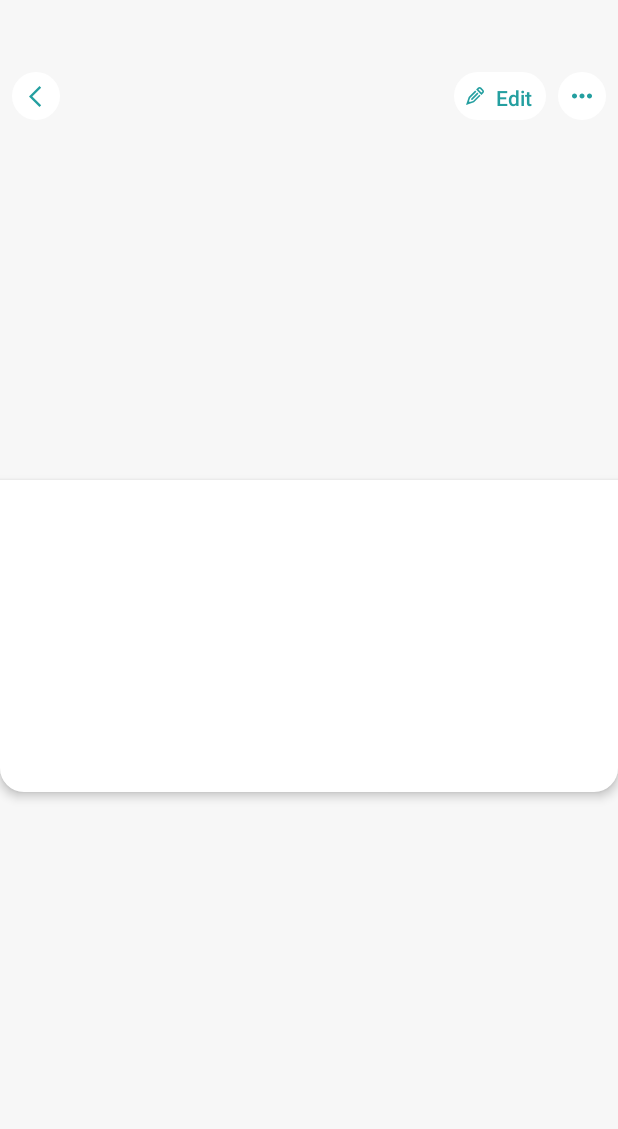
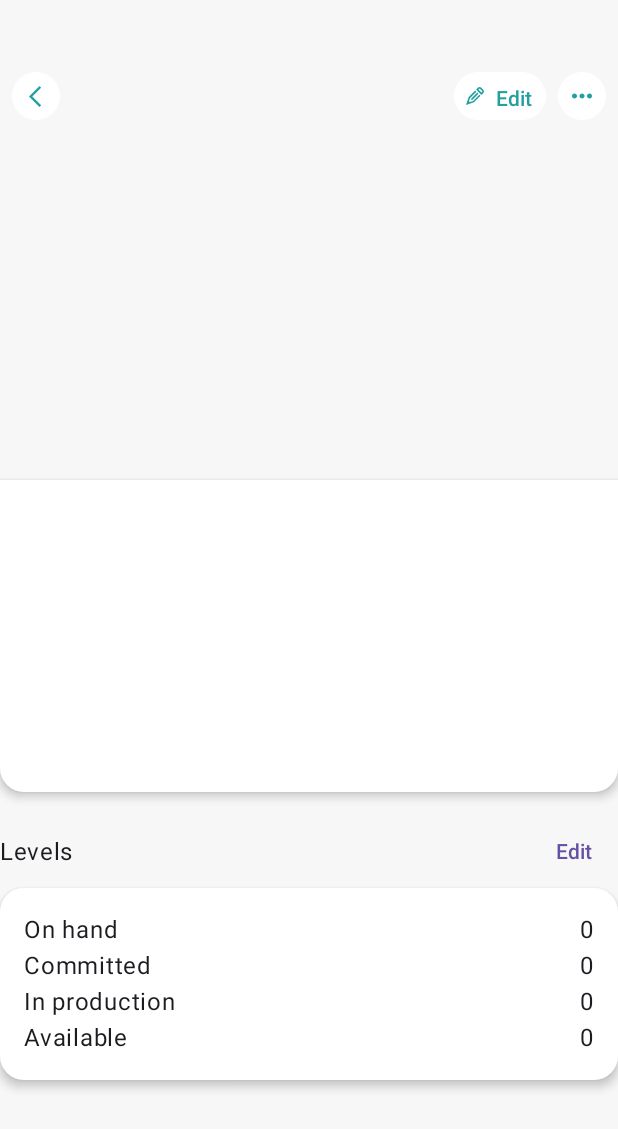
Before and after one commit to tkevin-h/code_demo, an Android app built with Jetpack Compose: the composable StockDetailsContent called with empty values, on a phone screen of 412 x 824 dp. Shown: the top 1129 px of the screen. Run offline under Robolectric (Android 15) with nearby library versions, the phone set to English and light mode, and no system bars.

Commit message:
- Create levels section

```diff
--- a/app/src/main/java/com/thavin/vintrace/ui/stock_details/StockDetailsScreen.kt
+++ b/app/src/main/java/com/thavin/vintrace/ui/stock_details/StockDetailsScreen.kt
@@ -28,12 +28,15 @@ import androidx.compose.material3.CardDefaults
 import androidx.compose.material3.Icon
 import androidx.compose.material3.Scaffold
 import androidx.compose.material3.Text
+import androidx.compose.material3.TextButton
 import androidx.compose.runtime.Composable
 import androidx.compose.runtime.collectAsState
 import androidx.compose.runtime.derivedStateOf
 import androidx.compose.runtime.getValue
 import androidx.compose.runtime.remember
+import androidx.compose.ui.Alignment
 import androidx.compose.ui.Modifier
+import androidx.compose.ui.draw.alpha
 import androidx.compose.ui.graphics.Color
 import androidx.compose.ui.layout.ContentScale
 import androidx.compose.ui.platform.LocalDensity
@@ -67,7 +70,7 @@ fun StockDetailsScreen() {
     ) {
         it.calculateTopPadding()
 
-        with (state.stockDetails) {
+        with(state.stockDetails) {
             StockDetailsContent(
                 images = images,
                 code = code,
@@ -76,7 +79,11 @@ fun StockDetailsScreen() {
                 color = color,
                 beverageDescription = beverageDescription,
                 ownerName = ownerName,
-                unitName = unitName
+                unitName = unitName,
+                onHand = stockLevels.onHand,
+                committed = stockLevels.committed,
+                inProduction = stockLevels.inProduction,
+                available = stockLevels.available
             )
         }
     }
@@ -91,7 +98,11 @@ private fun StockDetailsContent(
     color: String,
     beverageDescription: String,
     ownerName: String,
-    unitName: String
+    unitName: String,
+    onHand: Int,
+    committed: Int,
+    inProduction: Int,
+    available: Int
 ) {
     val lazyListState = rememberLazyListState()
     val overlapHeight = with(LocalDensity.current) {
@@ -106,11 +117,25 @@ private fun StockDetailsContent(
 
     val imageResources = images.map {
         when (it) {
-            ImageTypes.WINE1.endpoint -> { R.drawable.img_wine_flowers }
-            ImageTypes.WINE2.endpoint -> { R.drawable.img_wine_grapes }
-            ImageTypes.WINE3.endpoint -> { R.drawable.img_wine_strawberry }
-            ImageTypes.WINE4.endpoint -> { R.drawable.img_wine_table }
-            else -> { R.drawable.img_generic }
+            ImageTypes.WINE1.endpoint -> {
+                R.drawable.img_wine_flowers
+            }
+
+            ImageTypes.WINE2.endpoint -> {
+                R.drawable.img_wine_grapes
+            }
+
+            ImageTypes.WINE3.endpoint -> {
+                R.drawable.img_wine_strawberry
+            }
+
+            ImageTypes.WINE4.endpoint -> {
+                R.drawable.img_wine_table
+            }
+
+            else -> {
+                R.drawable.img_generic
+            }
         }
     }
 
@@ -121,18 +146,47 @@ private fun StockDetailsContent(
             item { ExpandedTopBar(headerImages = imageResources) }
 
             item {
-                StockHeader(
+                StockInformation(
                     code = code,
                     description = description,
                     secondaryDescription = secondaryDescription,
                     color = color,
                     beverageDescription = beverageDescription,
                     ownerName = ownerName,
-                    unitName = unitName
+                    unitName = unitName,
+                    alpha = if (isCollapsed) {
+                        0f
+                    } else {
+                        1f
+                    }
                 )
                 Spacer(modifier = Modifier.height(DimenSmall))
             }
-//
+
+            item {
+                Row(modifier = Modifier.fillMaxWidth()) {
+                    Text(
+                        text = stringResource(id = R.string.levels_title),
+                        modifier = Modifier.align(Alignment.CenterVertically)
+                    )
+                    Spacer(modifier = Modifier.weight(1f))
+                    TextButton(onClick = { /*TODO*/ }) {
+                        Text(text = stringResource(id = R.string.edit_button))
+                    }
+                }
+            }
+
+            item {
+                LevelsInformation(
+                    onHand = onHand,
+                    committed = committed,
+                    inProduction = inProduction,
+                    available = available
+                )
+
+                Spacer(modifier = Modifier.height(DimenSmall))
+            }
+
 //            item { TestItem() }
 //            item { TestItem() }
 //            item { TestItem() }
@@ -214,7 +268,7 @@ private fun CollapsedTopBar(
 }
 
 @Composable
-private fun StockHeader(
+private fun StockInformation(
     modifier: Modifier = Modifier,
     code: String,
     description: String,
@@ -222,7 +276,8 @@ private fun StockHeader(
     color: String,
     beverageDescription: String,
     ownerName: String,
-    unitName: String
+    unitName: String,
+    alpha: Float = 1f
 ) {
     Card(
         colors = CardDefaults.cardColors(containerColor = Color.White),
@@ -235,6 +290,7 @@ private fun StockHeader(
         elevation = CardDefaults.cardElevation(DimenNano),
         modifier = modifier
             .fillMaxWidth()
+            .alpha(alpha)
     ) {
         Column(
             modifier = Modifier.padding(
@@ -252,6 +308,51 @@ private fun StockHeader(
             Text(text = beverageDescription)
             Text(text = ownerName)
             Text(text = unitName)
+        }
+    }
+}
+
+@Composable
+private fun LevelsInformation(
+    modifier: Modifier = Modifier,
+    onHand: Int,
+    committed: Int,
+    inProduction: Int,
+    available: Int
+) {
+    Card(
+        colors = CardDefaults.cardColors(containerColor = Color.White),
+        shape = RoundedCornerShape(DimenSmall),
+        elevation = CardDefaults.cardElevation(DimenNano),
+        modifier = modifier
+            .fillMaxWidth()
+    ) {
+        Column(
+            modifier = Modifier.padding(DimenSmall)
+        ) {
+            Row {
+                Text(text = stringResource(id = R.string.levels_on_hand_title))
+                Spacer(modifier = Modifier.weight(1f))
+                Text(text = onHand.toString())
+            }
+
+            Row {
+                Text(text = stringResource(id = R.string.levels_committed_title))
+                Spacer(modifier = Modifier.weight(1f))
+                Text(text = committed.toString())
+            }
+
+            Row {
+                Text(text = stringResource(id = R.string.levels_in_production_title))
+                Spacer(modifier = Modifier.weight(1f))
+                Text(text = inProduction.toString())
+            }
+
+            Row {
+                Text(text = stringResource(id = R.string.levels_available_title))
+                Spacer(modifier = Modifier.weight(1f))
+                Text(text = available.toString())
+            }
         }
     }
 }
--- a/app/src/main/res/values/strings.xml
+++ b/app/src/main/res/values/strings.xml
@@ -5,6 +5,11 @@
 
     <!-- Stock Details -->
     <string name="edit_button">Edit</string>
+    <string name="levels_title">Levels</string>
+    <string name="levels_on_hand_title">On hand</string>
+    <string name="levels_committed_title">Committed</string>
+    <string name="levels_in_production_title">In production</string>
+    <string name="levels_available_title">Available</string>
     <string name="accessibility_header_image">Header image</string>
     <string name="accessibility_back_button">Back button</string>
 </resources>
```
